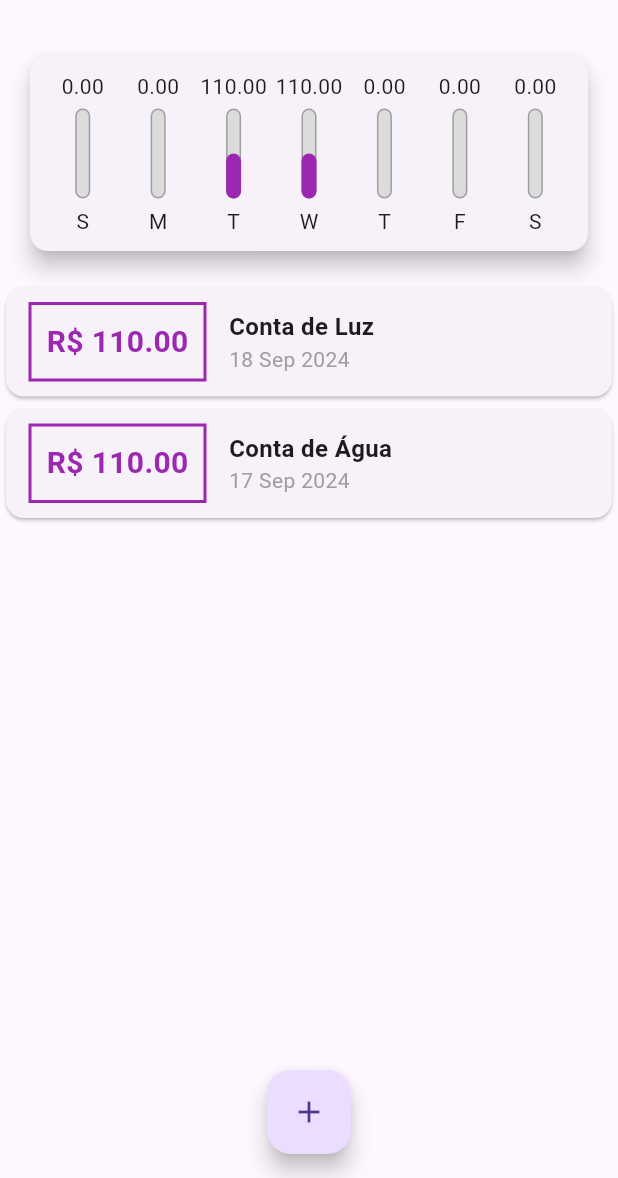
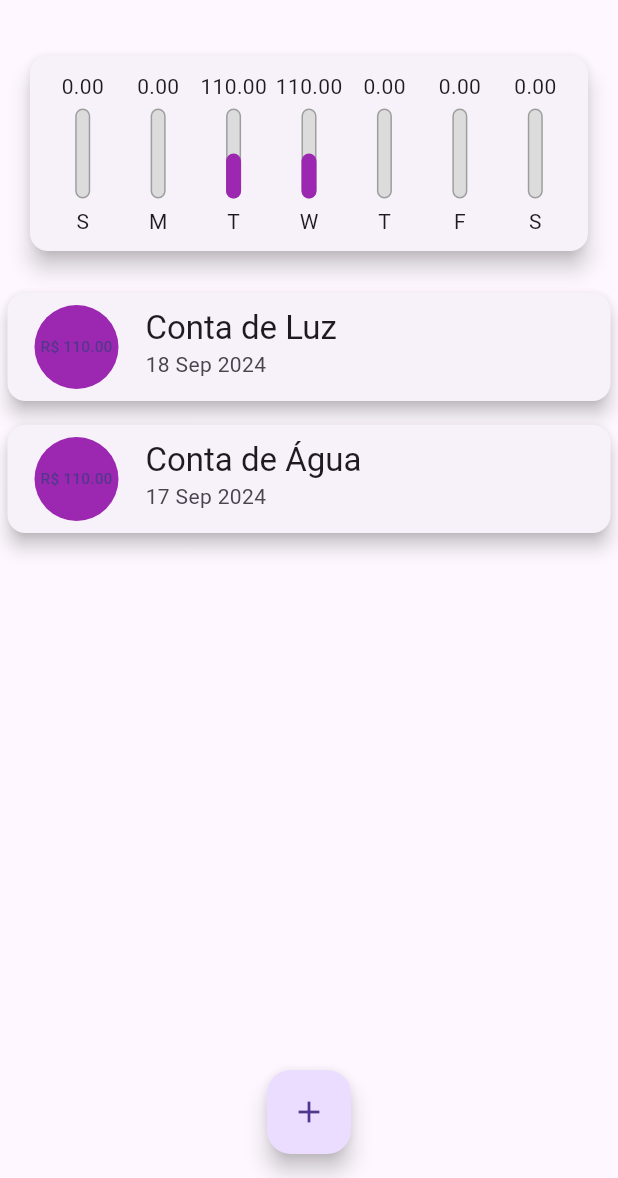
Before and after one commit to jonatasvenancio167/expense_app, a Flutter app: the screen it shows after launch, on a phone screen of 412 x 824 dp, the part 58-1236 px from its top. Run offline on Flutter 3.47's test engine with Material 3 defaults, Android fonts, the phone set to English and light mode, and no system bars; Roboto replaces fonts that are missing (OpenSans).

```diff
--- a/lib/components/transaction_list.dart
+++ b/lib/components/transaction_list.dart
@@ -33,46 +33,31 @@ class TransactionList extends StatelessWidget {
               itemBuilder: (context, index) {
                 final tr = transactions[index];
                 return Card(
-                  child: Row(
-                    children: <Widget>[
-                      Container(
-                        margin: const EdgeInsets.symmetric(
-                          horizontal: 15,
-                          vertical: 10,
-                        ),
-                        decoration: BoxDecoration(
-                          border: Border.all(
-                            color: Theme.of(context).colorScheme.primary,
-                            width: 2,
+                  elevation: 5,
+                  margin: const EdgeInsets.symmetric(
+                    vertical: 8,
+                    horizontal: 5,
+                  ),
+                  child: ListTile(
+                    leading: CircleAvatar(
+                      radius: 30,
+                      backgroundColor: Theme.of(context).colorScheme.primary,
+                      child: Padding(
+                        padding: const EdgeInsets.all(6),
+                        child: FittedBox(
+                          child: Text(
+                            'R\$ ${tr.value.toStringAsFixed(2)}',
                           ),
                         ),
-                        padding: const EdgeInsets.all(10),
-                        child: Text('R\$ ${tr.value.toStringAsFixed(2)}',
-                            style: TextStyle(
-                              fontWeight: FontWeight.bold,
-                              fontSize: 20,
-                              color: Theme.of(context).colorScheme.primary,
-                            )),
                       ),
-                      Column(
-                        crossAxisAlignment: CrossAxisAlignment.start,
-                        children: <Widget>[
-                          Text(
-                            tr.title,
-                            style: const TextStyle(
-                              fontSize: 16,
-                              fontWeight: FontWeight.bold,
-                            ),
-                          ),
-                          Text(
-                            DateFormat('d MMM y').format(tr.date),
-                            style: const TextStyle(
-                              color: Colors.grey,
-                            ),
-                          ),
-                        ],
-                      ),
-                    ],
+                    ),
+                    title: Text(
+                      tr.title,
+                      style: Theme.of(context).textTheme.titleLarge,
+                    ),
+                    subtitle: Text(
+                      DateFormat('d MMM y').format(tr.date),
+                    ),
                   ),
                 );
               },
```
